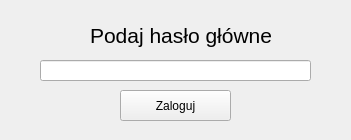
Before: the Qt Designer form login.ui in oldgang/Password_Manager_PyQt5, drawn with Qt 5.
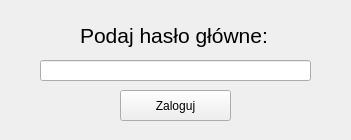
After: the same form once the commit is applied.

Patch:
```diff
--- a/login.ui
+++ b/login.ui
@@ -13,10 +13,16 @@
   <property name="windowTitle">
    <string>Ekran logowania</string>
   </property>
+  <property name="autoFillBackground">
+   <bool>false</bool>
+  </property>
+  <property name="styleSheet">
+   <string notr="true"/>
+  </property>
   <widget class="QLabel" name="label">
    <property name="geometry">
     <rect>
-     <x>90</x>
+     <x>80</x>
      <y>10</y>
      <width>191</width>
      <height>51</height>
@@ -28,7 +34,7 @@
     </font>
    </property>
    <property name="text">
-    <string>Podaj hasło główne</string>
+    <string>Podaj hasło główne:</string>
    </property>
   </widget>
   <widget class="QPushButton" name="pushButton_login">
```
